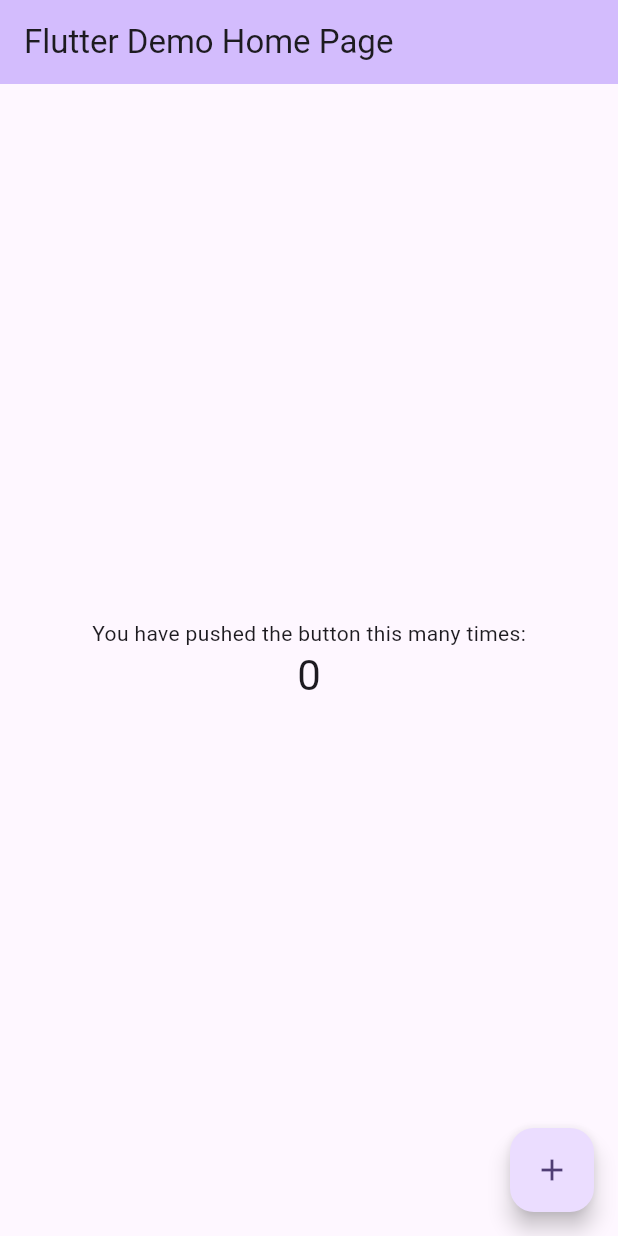
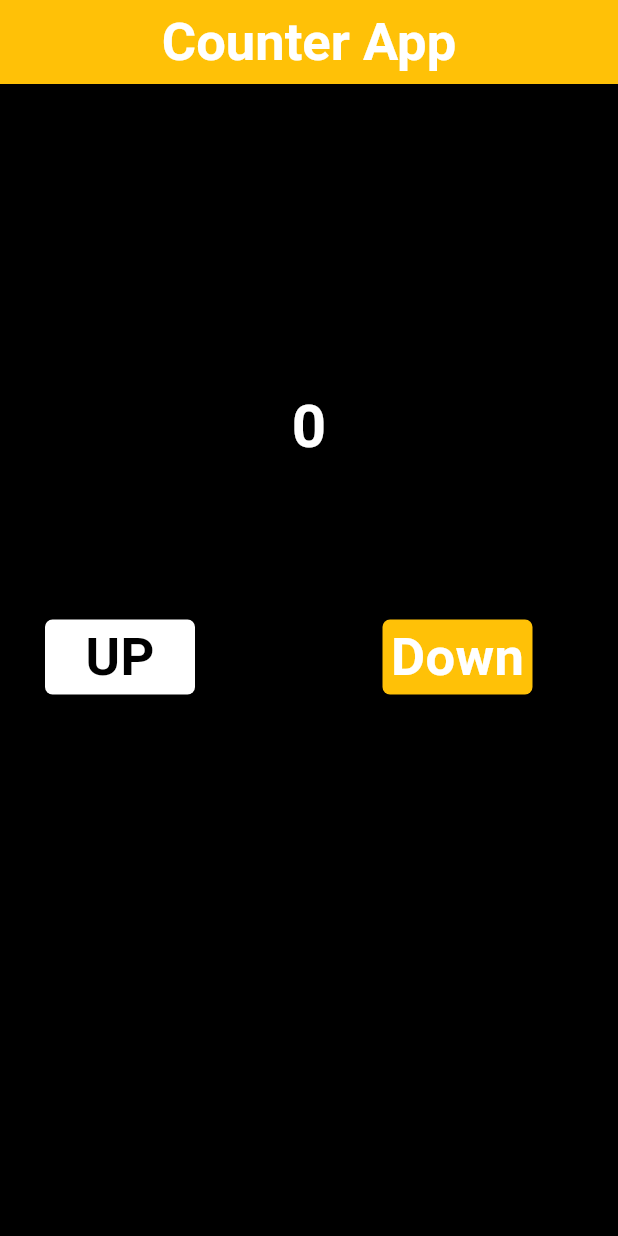
Before and after one commit to alishba-developer/counter_app, a Flutter app: the screen it shows after launch, on a phone screen of 412 x 824 dp. Run offline on Flutter 3.47's test engine with Material 3 defaults, Android fonts, the phone set to English and light mode, and no system bars.

Commit message:
Counter Screen with Splash Screen

```diff
--- /dev/null
+++ b/lib/CounterApp_Screens/counter_screen.dart
@@ -0,0 +1,112 @@
+import 'package:flutter/material.dart';
+
+class CounterScreen extends StatefulWidget {
+  const CounterScreen({super.key});
+
+  @override
+  State<CounterScreen> createState() => _CounterScreenState();
+}
+
+class _CounterScreenState extends State<CounterScreen> {
+  int number = 0;
+
+  @override
+  Widget build(BuildContext context) {
+    return SafeArea(
+      child: Scaffold(
+        backgroundColor: Colors.black,
+        appBar: AppBar(
+          automaticallyImplyLeading: false,
+          centerTitle: true,
+          backgroundColor: Colors.amber,
+          title: Text(
+            "Counter App",
+            style: TextStyle(
+              fontSize: 35,
+              fontWeight: FontWeight.bold,
+              color: Colors.white,
+            ),
+          ),
+        ),
+        body: Padding(
+          padding: const EdgeInsets.only(top: 200.0),
+          child: Column(
+            children: [
+              Text(
+                number.toString(),
+                style: TextStyle(
+                  fontSize: 40,
+                  fontWeight: FontWeight.bold,
+                  color: Colors.white,
+                ),
+              ),
+              SizedBox(
+                height: 100,
+              ),
+              Row(
+                children: [
+                  Padding(
+                    padding: const EdgeInsets.only(left: 30.0),
+                    child: GestureDetector(
+                      onTap: () {
+                        setState(() {
+                          number++;
+                        });
+                      },
+                      child: Container(
+                        decoration: BoxDecoration(
+                          borderRadius: BorderRadius.circular(5),
+                          color: Colors.white,
+                        ),
+                        height: 50,
+                        width: 100,
+                        child: Center(
+                          child: Text(
+                            "UP",
+                            style: TextStyle(
+                              fontSize: 35,
+                              fontWeight: FontWeight.bold,
+                              color: Colors.black,
+                            ),
+                          ),
+                        ),
+                      ),
+                    ),
+                  ),
+                  SizedBox(
+                    width: 125,
+                  ),
+                  GestureDetector(
+                    onTap: () {
+                      setState(() {
+                        number--;
+                      });
+                    },
+                    child: Container(
+                      decoration: BoxDecoration(
+                        borderRadius: BorderRadius.circular(5),
+                        color: Colors.amber,
+                      ),
+                      height: 50,
+                      width: 100,
+                      child: Center(
+                        child: Text(
+                          "Down",
+                          style: TextStyle(
+                            fontSize: 35,
+                            fontWeight: FontWeight.bold,
+                            color: Colors.white,
+                          ),
+                        ),
+                      ),
+                    ),
+                  ),
+                ],
+              ),
+            ],
+          ),
+        ),
+      ),
+    );
+  }
+}
--- a/lib/main.dart
+++ b/lib/main.dart
@@ -1,3 +1,5 @@
+import 'package:counter_app/CounterApp_Screens/counter_screen.dart';
+import 'package:counter_app/CounterApp_Screens/splash_screen.dart';
 import 'package:flutter/material.dart';
 
 void main() {
@@ -11,115 +13,13 @@ class MyApp extends StatelessWidget {
   @override
   Widget build(BuildContext context) {
     return MaterialApp(
+      debugShowCheckedModeBanner: false,
       title: 'Flutter Demo',
       theme: ThemeData(
-        // This is the theme of your application.
-        //
-        // TRY THIS: Try running your application with "flutter run". You'll see
-        // the application has a purple toolbar. Then, without quitting the app,
-        // try changing the seedColor in the colorScheme below to Colors.green
-        // and then invoke "hot reload" (save your changes or press the "hot
-        // reload" button in a Flutter-supported IDE, or press "r" if you used
-        // the command line to start the app).
-        //
-        // Notice that the counter didn't reset back to zero; the application
-        // state is not lost during the reload. To reset the state, use hot
-        // restart instead.
-        //
-        // This works for code too, not just values: Most code changes can be
-        // tested with just a hot reload.
         colorScheme: ColorScheme.fromSeed(seedColor: Colors.deepPurple),
         useMaterial3: true,
       ),
-      home: const MyHomePage(title: 'Flutter Demo Home Page'),
+      home: SplashScreen(),
     );
   }
 }
-
-class MyHomePage extends StatefulWidget {
-  const MyHomePage({super.key, required this.title});
-
-  // This widget is the home page of your application. It is stateful, meaning
-  // that it has a State object (defined below) that contains fields that affect
-  // how it looks.
-
-  // This class is the configuration for the state. It holds the values (in this
-  // case the title) provided by the parent (in this case the App widget) and
-  // used by the build method of the State. Fields in a Widget subclass are
-  // always marked "final".
-
-  final String title;
-
-  @override
-  State<MyHomePage> createState() => _MyHomePageState();
-}
-
-class _MyHomePageState extends State<MyHomePage> {
-  int _counter = 0;
-
-  void _incrementCounter() {
-    setState(() {
-      // This call to setState tells the Flutter framework that something has
-      // changed in this State, which causes it to rerun the build method below
-      // so that the display can reflect the updated values. If we changed
-      // _counter without calling setState(), then the build method would not be
-      // called again, and so nothing would appear to happen.
-      _counter++;
-    });
-  }
-
-  @override
-  Widget build(BuildContext context) {
-    // This method is rerun every time setState is called, for instance as done
-    // by the _incrementCounter method above.
-    //
-    // The Flutter framework has been optimized to make rerunning build methods
-    // fast, so that you can just rebuild anything that needs updating rather
-    // than having to individually change instances of widgets.
-    return Scaffold(
-      appBar: AppBar(
-        // TRY THIS: Try changing the color here to a specific color (to
-        // Colors.amber, perhaps?) and trigger a hot reload to see the AppBar
-        // change color while the other colors stay the same.
-        backgroundColor: Theme.of(context).colorScheme.inversePrimary,
-        // Here we take the value from the MyHomePage object that was created by
-        // the App.build method, and use it to set our appbar title.
-        title: Text(widget.title),
-      ),
-      body: Center(
-        // Center is a layout widget. It takes a single child and positions it
-        // in the middle of the parent.
-        child: Column(
-          // Column is also a layout widget. It takes a list of children and
-          // arranges them vertically. By default, it sizes itself to fit its
-          // children horizontally, and tries to be as tall as its parent.
-          //
-          // Column has various properties to control how it sizes itself and
-          // how it positions its children. Here we use mainAxisAlignment to
-          // center the children vertically; the main axis here is the vertical
-          // axis because Columns are vertical (the cross axis would be
-          // horizontal).
-          //
-          // TRY THIS: Invoke "debug painting" (choose the "Toggle Debug Paint"
-          // action in the IDE, or press "p" in the console), to see the
-          // wireframe for each widget.
-          mainAxisAlignment: MainAxisAlignment.center,
-          children: <Widget>[
-            const Text(
-              'You have pushed the button this many times:',
-            ),
-            Text(
-              '$_counter',
-              style: Theme.of(context).textTheme.headlineMedium,
-            ),
-          ],
-        ),
-      ),
-      floatingActionButton: FloatingActionButton(
-        onPressed: _incrementCounter,
-        tooltip: 'Increment',
-        child: const Icon(Icons.add),
-      ), // This trailing comma makes auto-formatting nicer for build methods.
-    );
-  }
-}
--- a/pubspec.yaml
+++ b/pubspec.yaml
@@ -35,6 +35,8 @@ dependencies:
   # The following adds the Cupertino Icons font to your application.
   # Use with the CupertinoIcons class for iOS style icons.
   cupertino_icons: ^1.0.6
+  introduction_screen: ^3.1.14
+  image_picker: ^1.1.2
 
 dev_dependencies:
   flutter_test:
@@ -59,8 +61,8 @@ flutter:
   uses-material-design: true
 
   # To add assets to your application, add an assets section, like this:
-  # assets:
-  #   - images/a_dot_burr.jpeg
+  assets:
+    - assets/images/
   #   - images/a_dot_ham.jpeg
 
   # An image asset can refer to one or more resolution-specific "variants", see
```
Also changed, not shown: lib/CounterApp_Screens/splash_screen.dart (added, +46 -0 lines), lib/login_screen/login_screen.dart (deleted, +0 -17 lines), assets/images/2.png (added), pubspec.lock, 5 other files.
